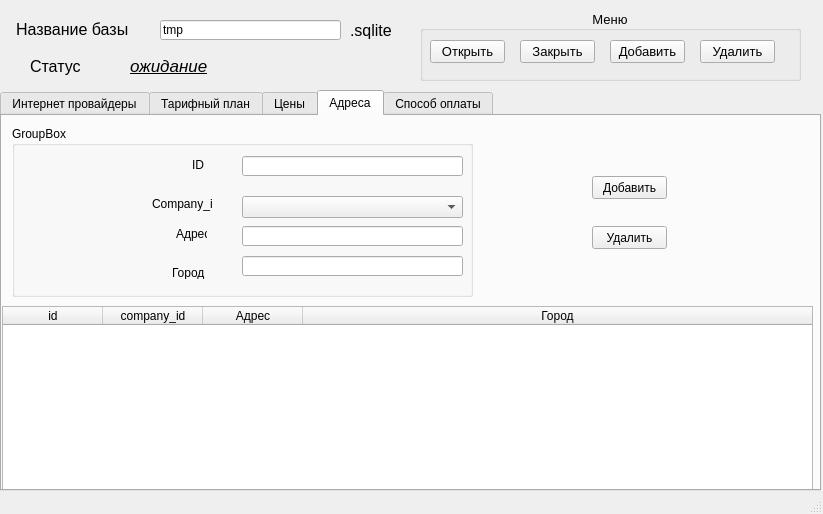
Old version of the form mainwindow.ui in the repository inthedark122/tips.
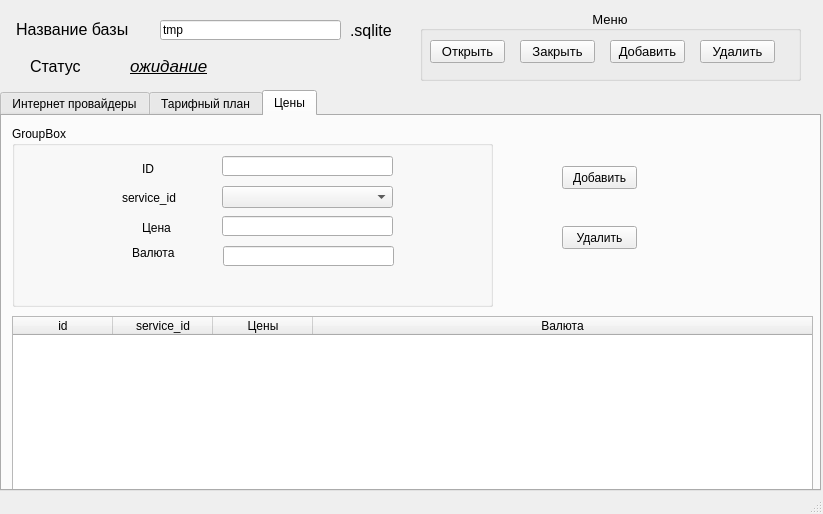
New version of the form. The open tabs and pages were chosen to show the change.

Commit message: fihish lab

The edit to the form file:
```diff
--- a/mainwindow.ui
+++ b/mainwindow.ui
@@ -561,350 +561,6 @@
       </widget>
      </widget>
     </widget>
-    <widget class="QWidget" name="tab_4">
-     <attribute name="title">
-      <string>Адреса</string>
-     </attribute>
-     <widget class="QTableWidget" name="adresTable">
-      <property name="geometry">
-       <rect>
-        <x>0</x>
-        <y>190</y>
-        <width>811</width>
-        <height>192</height>
-       </rect>
-      </property>
-      <attribute name="horizontalHeaderShowSortIndicator" stdset="0">
-       <bool>true</bool>
-      </attribute>
-      <attribute name="horizontalHeaderStretchLastSection">
-       <bool>true</bool>
-      </attribute>
-      <column>
-       <property name="text">
-        <string>id</string>
-       </property>
-      </column>
-      <column>
-       <property name="text">
-        <string>company_id</string>
-       </property>
-      </column>
-      <column>
-       <property name="text">
-        <string>Адрес</string>
-       </property>
-      </column>
-      <column>
-       <property name="text">
-        <string>Город</string>
-       </property>
-      </column>
-     </widget>
-     <widget class="QGroupBox" name="groupBox_4">
-      <property name="geometry">
-       <rect>
-        <x>10</x>
-        <y>10</y>
-        <width>461</width>
-        <height>171</height>
-       </rect>
-      </property>
-      <property name="title">
-       <string>GroupBox</string>
-      </property>
-      <widget class="QLineEdit" name="adres_id">
-       <property name="geometry">
-        <rect>
-         <x>230</x>
-         <y>30</y>
-         <width>221</width>
-         <height>20</height>
-        </rect>
-       </property>
-      </widget>
-      <widget class="QComboBox" name="adres_company_id">
-       <property name="geometry">
-        <rect>
-         <x>230</x>
-         <y>70</y>
-         <width>221</width>
-         <height>22</height>
-        </rect>
-       </property>
-      </widget>
-      <widget class="QLineEdit" name="adres_adres">
-       <property name="geometry">
-        <rect>
-         <x>230</x>
-         <y>100</y>
-         <width>221</width>
-         <height>20</height>
-        </rect>
-       </property>
-      </widget>
-      <widget class="QLineEdit" name="adres_city">
-       <property name="geometry">
-        <rect>
-         <x>230</x>
-         <y>130</y>
-         <width>221</width>
-         <height>20</height>
-        </rect>
-       </property>
-      </widget>
-      <widget class="QLabel" name="label_10">
-       <property name="geometry">
-        <rect>
-         <x>180</x>
-         <y>29</y>
-         <width>46</width>
-         <height>20</height>
-        </rect>
-       </property>
-       <property name="text">
-        <string>ID</string>
-       </property>
-      </widget>
-      <widget class="QLabel" name="label_11">
-       <property name="geometry">
-        <rect>
-         <x>140</x>
-         <y>70</y>
-         <width>61</width>
-         <height>16</height>
-        </rect>
-       </property>
-       <property name="text">
-        <string>Company_id</string>
-       </property>
-      </widget>
-      <widget class="QLabel" name="label_12">
-       <property name="geometry">
-        <rect>
-         <x>164</x>
-         <y>100</y>
-         <width>31</width>
-         <height>16</height>
-        </rect>
-       </property>
-       <property name="text">
-        <string>Адрес</string>
-       </property>
-      </widget>
-      <widget class="QLabel" name="label_13">
-       <property name="geometry">
-        <rect>
-         <x>160</x>
-         <y>140</y>
-         <width>46</width>
-         <height>13</height>
-        </rect>
-       </property>
-       <property name="text">
-        <string>Город</string>
-       </property>
-      </widget>
-     </widget>
-     <widget class="QPushButton" name="adres_add">
-      <property name="geometry">
-       <rect>
-        <x>590</x>
-        <y>60</y>
-        <width>75</width>
-        <height>23</height>
-       </rect>
-      </property>
-      <property name="text">
-       <string>Добавить</string>
-      </property>
-     </widget>
-     <widget class="QPushButton" name="adres_delete">
-      <property name="geometry">
-       <rect>
-        <x>590</x>
-        <y>110</y>
-        <width>75</width>
-        <height>23</height>
-       </rect>
-      </property>
-      <property name="text">
-       <string>Удалить</string>
-      </property>
-     </widget>
-    </widget>
-    <widget class="QWidget" name="tab_5">
-     <attribute name="title">
-      <string>Способ оплаты</string>
-     </attribute>
-     <widget class="QTableWidget" name="pay_serviceTable">
-      <property name="geometry">
-       <rect>
-        <x>0</x>
-        <y>190</y>
-        <width>811</width>
-        <height>192</height>
-       </rect>
-      </property>
-      <attribute name="horizontalHeaderShowSortIndicator" stdset="0">
-       <bool>true</bool>
-      </attribute>
-      <attribute name="horizontalHeaderStretchLastSection">
-       <bool>true</bool>
-      </attribute>
-      <column>
-       <property name="text">
-        <string>id</string>
-       </property>
-      </column>
-      <column>
-       <property name="text">
-        <string>company_id</string>
-       </property>
-      </column>
-      <column>
-       <property name="text">
-        <string>Имя</string>
-       </property>
-      </column>
-      <column>
-       <property name="text">
-        <string>Описание</string>
-       </property>
-      </column>
-     </widget>
-     <widget class="QGroupBox" name="groupBox_5">
-      <property name="geometry">
-       <rect>
-        <x>10</x>
-        <y>10</y>
-        <width>421</width>
-        <height>171</height>
-       </rect>
-      </property>
-      <property name="title">
-       <string>GroupBox</string>
-      </property>
-      <widget class="QLineEdit" name="pay_service_id">
-       <property name="geometry">
-        <rect>
-         <x>200</x>
-         <y>29</y>
-         <width>211</width>
-         <height>20</height>
-        </rect>
-       </property>
-      </widget>
-      <widget class="QComboBox" name="pay_service_company_id">
-       <property name="geometry">
-        <rect>
-         <x>200</x>
-         <y>60</y>
-         <width>211</width>
-         <height>22</height>
-        </rect>
-       </property>
-      </widget>
-      <widget class="QLineEdit" name="pay_service_name">
-       <property name="geometry">
-        <rect>
-         <x>200</x>
-         <y>90</y>
-         <width>211</width>
-         <height>20</height>
-        </rect>
-       </property>
-      </widget>
-      <widget class="QLineEdit" name="pay_service_desc">
-       <property name="geometry">
-        <rect>
-         <x>200</x>
-         <y>120</y>
-         <width>211</width>
-         <height>20</height>
-        </rect>
-       </property>
-      </widget>
-      <widget class="QLabel" name="label_14">
-       <property name="geometry">
-        <rect>
-         <x>150</x>
-         <y>30</y>
-         <width>21</width>
-         <height>16</height>
-        </rect>
-       </property>
-       <property name="text">
-        <string>ID</string>
-       </property>
-      </widget>
-      <widget class="QLabel" name="label_15">
-       <property name="geometry">
-        <rect>
-         <x>105</x>
-         <y>60</y>
-         <width>61</width>
-         <height>20</height>
-        </rect>
-       </property>
-       <property name="text">
-        <string>company_id</string>
-       </property>
-      </widget>
-      <widget class="QLabel" name="label_16">
-       <property name="geometry">
-        <rect>
-         <x>143</x>
-         <y>92</y>
-         <width>31</width>
-         <height>16</height>
-        </rect>
-       </property>
-       <property name="text">
-        <string>Имя</string>
-       </property>
-      </widget>
-      <widget class="QLabel" name="label_17">
-       <property name="geometry">
-        <rect>
-         <x>115</x>
-         <y>120</y>
-         <width>61</width>
-         <height>16</height>
-        </rect>
-       </property>
-       <property name="text">
-        <string>Описание</string>
-       </property>
-      </widget>
-     </widget>
-     <widget class="QPushButton" name="pay_service_add">
-      <property name="geometry">
-       <rect>
-        <x>550</x>
-        <y>70</y>
-        <width>75</width>
-        <height>23</height>
-       </rect>
-      </property>
-      <property name="text">
-       <string>Добавить</string>
-      </property>
-     </widget>
-     <widget class="QPushButton" name="pay_service_delete">
-      <property name="geometry">
-       <rect>
-        <x>550</x>
-        <y>120</y>
-        <width>75</width>
-        <height>23</height>
-       </rect>
-      </property>
-      <property name="text">
-       <string>Удалить</string>
-      </property>
-     </widget>
-    </widget>
    </widget>
    <widget class="QLabel" name="label_18">
     <property name="geometry">
```
Left out of the diff: 2 changed lines with no effect on the pictures. The commit also changes 2 other files.
